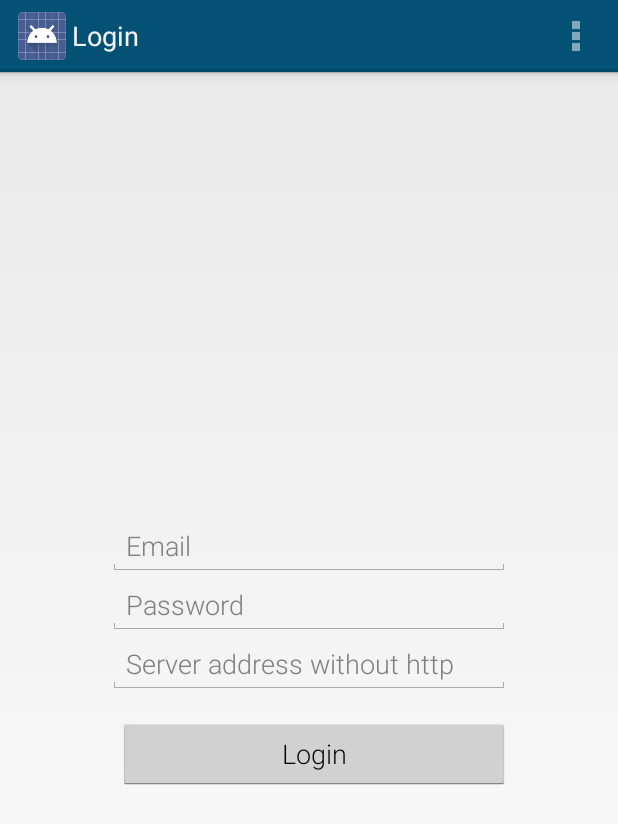
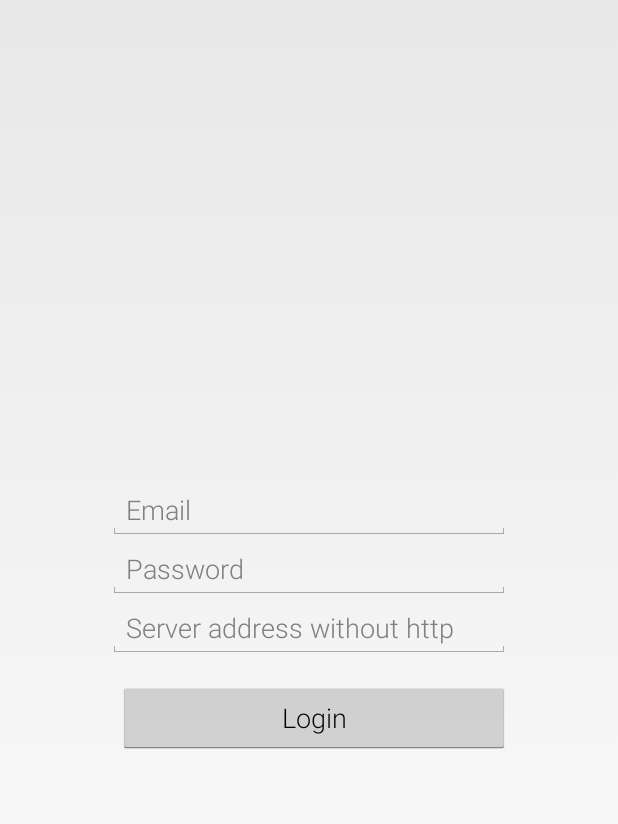
Before and after one commit to arjunrn/studybloxx, an Android app: the LoginActivity screen opened directly, with no data from a screen before it, on a phone screen of 412 x 824 dp. Shown: the top 824 px of the screen. Run offline under Robolectric (Android 15) with nearby library versions, the phone set to English and light mode, and no system bars.

Commit message:
Styling changes.

```diff
--- a/app/src/main/java/tu/dresden/studybloxx/LoginActivity.java
+++ b/app/src/main/java/tu/dresden/studybloxx/LoginActivity.java
@@ -279,6 +279,7 @@ public class LoginActivity extends AccountAuthenticatorActivity {
         protected LoginReply doInBackground(Void... voids) {
             HttpClient httpclient = new DefaultHttpClient();
             String loginURL = String.format(Constants.LOGIN_URL, mServerAddress);
+            Log.d(TAG, "Login URL: " + loginURL);
             HttpPost httppost = new HttpPost(loginURL);
             LoginReply reply = new LoginReply();
             try {
--- /dev/null
+++ b/app/src/main/res/values-v19/styles.xml
@@ -0,0 +1,9 @@
+<?xml version="1.0" encoding="utf-8"?>
+<resources>
+    <style name="AppBaseTheme" parent="android:Theme.Holo.Light.NoActionBar.TranslucentDecor">
+        <!-- API 14 theme customizations can go here. -->
+        <item name="android:windowTranslucentNavigation">true</item>
+        <item name="android:windowTranslucentStatus">true</item>
+        <item name="android:fitsSystemWindows">true</item>
+    </style>
+</resources>
--- a/app/src/main/res/values/styles_studybloxx.xml
+++ b/app/src/main/res/values/styles_studybloxx.xml
@@ -19,7 +19,7 @@
 
 <resources>
 
-    <style name="Theme.Studybloxx" parent="@android:style/Theme.Holo.Light.DarkActionBar">
+    <style name="Theme.Studybloxx" parent="@style/AppBaseTheme">
         <item name="android:actionBarItemBackground">@drawable/selectable_background_studybloxx</item>
         <item name="android:popupMenuStyle">@style/PopupMenu.Studybloxx</item>
         <item name="android:dropDownListViewStyle">@style/DropDownListView.Studybloxx</item>
@@ -29,7 +29,6 @@
         <item name="android:actionModeBackground">@drawable/cab_background_top_studybloxx</item>
         <item name="android:actionModeSplitBackground">@drawable/cab_background_bottom_studybloxx</item>
         <item name="android:actionModeCloseButtonStyle">@style/ActionButton.CloseMode.Studybloxx</item>
-
                 <!-- Light.DarkActionBar specific -->
         <item name="android:actionBarWidgetTheme">@style/Theme.Studybloxx.Widget</item>
 
```
